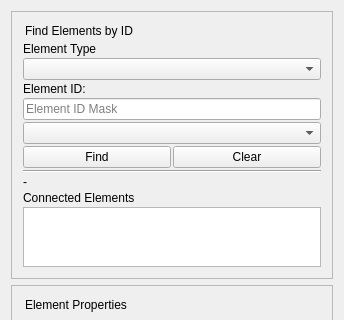
Old version of the form ui/qgisred_unified_find_properties.ui in the repository qgisred/QGISRed; both pictures show x 0 to 344 and y 0 to 320 of the 344 by 600 pixel window.
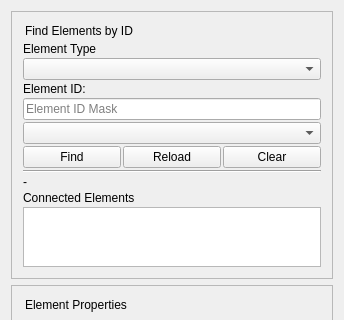
New version of the form.

Commit message: Search and Cache

Patch:
```diff
--- a/ui/qgisred_unified_find_properties.ui
+++ b/ui/qgisred_unified_find_properties.ui
@@ -18,7 +18,7 @@
   </property>
   <property name="minimumSize">
    <size>
-    <width>206</width>
+    <width>281</width>
     <height>600</height>
    </size>
   </property>
@@ -207,6 +207,13 @@
                       </property>
                      </widget>
                     </item>
+                    <item>
+                     <widget class="QPushButton" name="btReload">
+                      <property name="text">
+                       <string>Reload</string>
+                      </property>
+                     </widget>
+                    </item>
                     <item>
                      <widget class="QPushButton" name="btClear">
                       <property name="text">
```
Left out of the diff: 3 changed lines with no effect on the pictures. The commit also changes 1 other file.
